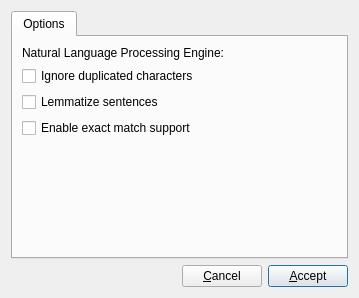
The window that src/chatbot/front-end/optionswindow.ui (lvklabs/chatbot) describes before a commit, drawn with Qt 5.
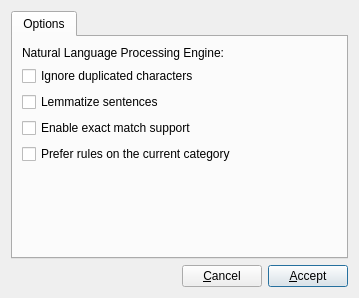
The same window after the commit.

Diff of the .ui file:
```diff
--- a/src/chatbot/front-end/optionswindow.ui
+++ b/src/chatbot/front-end/optionswindow.ui
@@ -69,6 +69,13 @@
          </property>
         </widget>
        </item>
+       <item>
+        <widget class="QCheckBox" name="preferCategCheckBox">
+         <property name="text">
+          <string>Prefer rules on the current category</string>
+         </property>
+        </widget>
+       </item>
        <item>
         <spacer name="generalVerticalSpacer">
          <property name="orientation">
```
